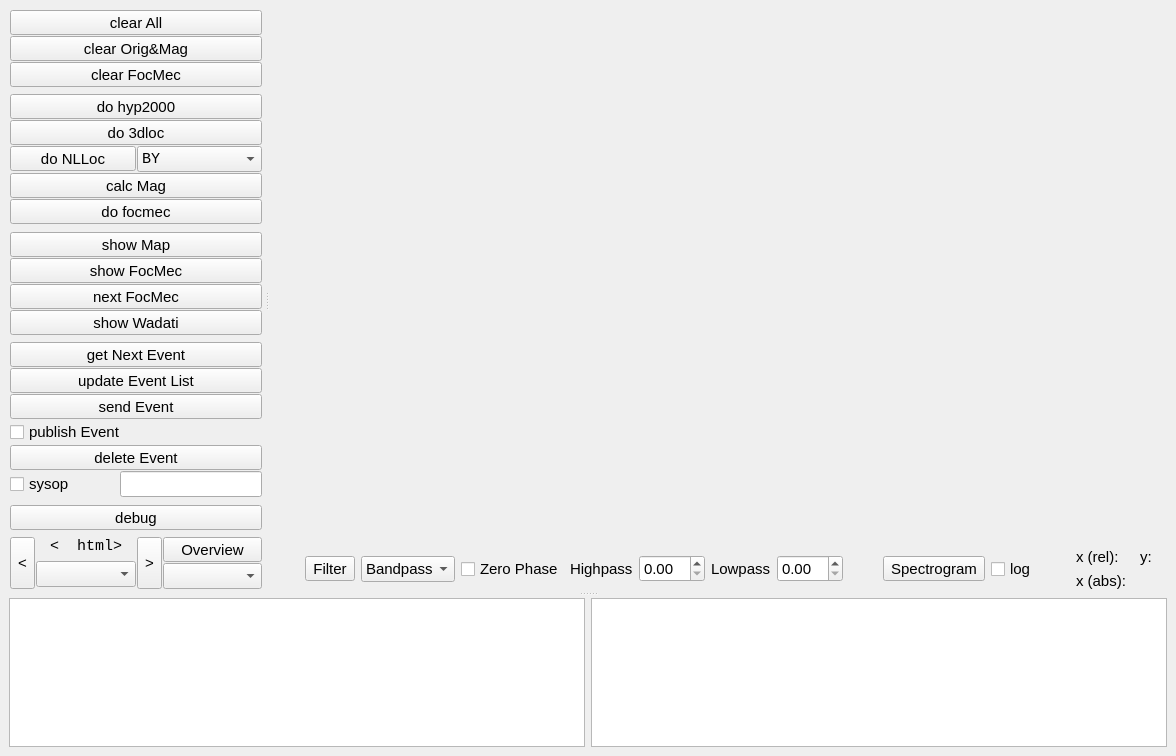
This is apps/obspyck/qt_designer.ui in megies/obspyck as Qt 5 draws it before an edit. The edited form follows.
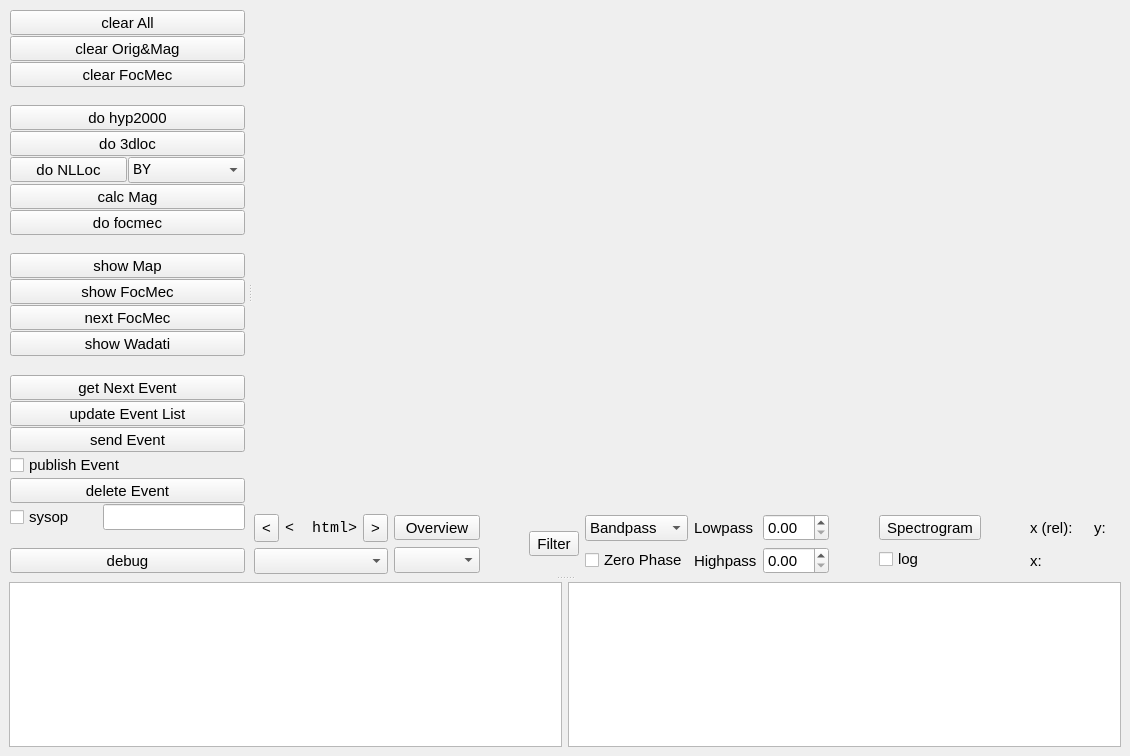
This is the edited form. Icons and pictures are not drawn. Custom widgets are drawn as their Qt base class.

The edit to the form file:
```diff
--- a/apps/obspyck/qt_designer.ui
+++ b/apps/obspyck/qt_designer.ui
@@ -5,7 +5,7 @@
    <rect>
     <x>0</x>
     <y>0</y>
-    <width>1176</width>
+    <width>1130</width>
     <height>756</height>
    </rect>
   </property>
@@ -529,40 +529,37 @@
              </item>
             </layout>
            </item>
+          </layout>
+         </widget>
+         <widget class="QWidget" name="qWidget_mpl" >
+          <layout class="QVBoxLayout" name="qVBoxLayout_mpl" >
            <item>
-            <spacer name="verticalSpacer" >
-             <property name="orientation" >
-              <enum>Qt::Vertical</enum>
+            <widget class="QMplCanvas" native="1" name="qMplCanvas" >
+             <property name="sizePolicy" >
+              <sizepolicy vsizetype="Expanding" hsizetype="Expanding" >
+               <horstretch>99</horstretch>
+               <verstretch>99</verstretch>
+              </sizepolicy>
              </property>
-             <property name="sizeHint" stdset="0" >
-              <size>
-               <width>20</width>
-               <height>40</height>
-              </size>
+             <property name="cursor" >
+              <cursorShape>CrossCursor</cursorShape>
              </property>
-            </spacer>
+             <property name="mouseTracking" >
+              <bool>true</bool>
+             </property>
+             <property name="focusPolicy" >
+              <enum>Qt::StrongFocus</enum>
+             </property>
+             <zorder>verticalLayoutWidget</zorder>
+            </widget>
            </item>
+           <item>
+            <layout class="QHBoxLayout" name="horizontalLayout_2" >
            <item>
             <layout class="QHBoxLayout" name="horizontalLayout_6" >
              <property name="sizeConstraint" >
               <enum>QLayout::SetMinimumSize</enum>
              </property>
-             <item>
-              <widget class="QToolButton" name="qToolButton_previousStream" >
-               <property name="sizePolicy" >
-                <sizepolicy vsizetype="Expanding" hsizetype="Maximum" >
-                 <horstretch>0</horstretch>
-                 <verstretch>0</verstretch>
-                </sizepolicy>
-               </property>
-               <property name="focusPolicy" >
-                <enum>Qt::NoFocus</enum>
-               </property>
-               <property name="text" >
-                <string>&lt;</string>
-               </property>
-              </widget>
-             </item>
              <item>
               <layout class="QVBoxLayout" name="VerticalLayout" >
                <property name="spacing" >
@@ -575,6 +572,24 @@
                 <number>0</number>
                </property>
                <item>
+                  <layout class="QHBoxLayout" name="horizontalLayout_13" >
+                   <item>
+                    <widget class="QToolButton" name="qToolButton_previousStream" >
+                     <property name="sizePolicy" >
+                      <sizepolicy vsizetype="Expanding" hsizetype="Maximum" >
+                       <horstretch>0</horstretch>
+                       <verstretch>0</verstretch>
+                      </sizepolicy>
+                     </property>
+                     <property name="focusPolicy" >
+                      <enum>Qt::NoFocus</enum>
+                     </property>
+                     <property name="text" >
+                      <string>&lt;</string>
+                     </property>
+                    </widget>
+                   </item>
+                   <item>
                 <widget class="QLabel" name="qLabel_streamNumber" >
                  <property name="sizePolicy" >
                   <sizepolicy vsizetype="Fixed" hsizetype="Preferred" >
@@ -603,29 +618,6 @@
                 </widget>
                </item>
                <item>
-                <widget class="QComboBox" name="qComboBox_streamName" >
-                 <property name="sizePolicy" >
-                  <sizepolicy vsizetype="Fixed" hsizetype="Preferred" >
-                   <horstretch>0</horstretch>
-                   <verstretch>0</verstretch>
-                  </sizepolicy>
-                 </property>
-                 <property name="font" >
-                  <font>
-                   <family>Monospace</family>
-                  </font>
-                 </property>
-                 <property name="focusPolicy" >
-                  <enum>Qt::NoFocus</enum>
-                 </property>
-                 <property name="styleSheet" >
-                  <string notr="true" />
-                 </property>
-                </widget>
-               </item>
-              </layout>
-             </item>
-             <item>
               <widget class="QToolButton" name="qToolButton_nextStream" >
                <property name="sizePolicy" >
                 <sizepolicy vsizetype="Minimum" hsizetype="Maximum" >
@@ -641,6 +633,31 @@
                </property>
               </widget>
              </item>
+                  </layout>
+                 </item>
+                 <item>
+                  <widget class="QComboBox" name="qComboBox_streamName" >
+                   <property name="sizePolicy" >
+                    <sizepolicy vsizetype="Fixed" hsizetype="Preferred" >
+                     <horstretch>0</horstretch>
+                     <verstretch>0</verstretch>
+                    </sizepolicy>
+                   </property>
+                   <property name="font" >
+                    <font>
+                     <family>Monospace</family>
+                    </font>
+                   </property>
+                   <property name="focusPolicy" >
+                    <enum>Qt::NoFocus</enum>
+                   </property>
+                   <property name="styleSheet" >
+                    <string notr="true" />
+                   </property>
+                  </widget>
+                 </item>
+                </layout>
+               </item>
              <item>
               <layout class="QVBoxLayout" name="verticalLayout_3" >
                <item>
@@ -679,28 +696,6 @@
              </item>
             </layout>
            </item>
-          </layout>
-         </widget>
-         <widget class="QWidget" name="qWidget_mpl" >
-          <layout class="QVBoxLayout" name="qVBoxLayout_mpl" >
-           <item>
-            <widget class="QMplCanvas" native="1" name="qMplCanvas" >
-             <property name="sizePolicy" >
-              <sizepolicy vsizetype="Expanding" hsizetype="Expanding" >
-               <horstretch>99</horstretch>
-               <verstretch>99</verstretch>
-              </sizepolicy>
-             </property>
-             <property name="cursor" >
-              <cursorShape>CrossCursor</cursorShape>
-             </property>
-             <property name="focusPolicy" >
-              <enum>Qt::StrongFocus</enum>
-             </property>
-            </widget>
-           </item>
-           <item>
-            <layout class="QHBoxLayout" name="horizontalLayout_2" >
              <item>
               <spacer name="horizontalSpacer_2" >
                <property name="orientation" >
@@ -728,6 +723,10 @@
               </widget>
              </item>
              <item>
+              <layout class="QHBoxLayout" name="horizontalLayout_12" >
+               <item>
+                <layout class="QVBoxLayout" name="verticalLayout_6" >
+                 <item>
               <widget class="QComboBox" name="qComboBox_filterType" >
                <property name="focusPolicy" >
                 <enum>Qt::NoFocus</enum>
@@ -764,20 +763,12 @@
                </property>
               </widget>
              </item>
-             <item>
-              <widget class="QLabel" name="qLabel_highpass" >
-               <property name="text" >
-                <string>Highpass</string>
-               </property>
-              </widget>
+                </layout>
              </item>
              <item>
-              <widget class="QDoubleSpinBox" name="qDoubleSpinBox_highpass" >
-               <property name="focusPolicy" >
-                <enum>Qt::NoFocus</enum>
-               </property>
-              </widget>
-             </item>
+                <layout class="QVBoxLayout" name="verticalLayout_5" >
+                 <item>
+                  <layout class="QHBoxLayout" name="horizontalLayout_11" >
              <item>
               <widget class="QLabel" name="qLabel_lowpass" >
                <property name="text" >
@@ -792,6 +783,30 @@
                </property>
               </widget>
              </item>
+                  </layout>
+                 </item>
+                 <item>
+                  <layout class="QHBoxLayout" name="horizontalLayout_10" >
+                   <item>
+                    <widget class="QLabel" name="qLabel_highpass" >
+                     <property name="text" >
+                      <string>Highpass</string>
+                     </property>
+                    </widget>
+                   </item>
+                   <item>
+                    <widget class="QDoubleSpinBox" name="qDoubleSpinBox_highpass" >
+                     <property name="focusPolicy" >
+                      <enum>Qt::NoFocus</enum>
+                     </property>
+                    </widget>
+                   </item>
+                  </layout>
+                 </item>
+                </layout>
+               </item>
+              </layout>
+             </item>
              <item>
               <spacer name="horizontalSpacer_3" >
                <property name="orientation" >
@@ -806,6 +821,8 @@
               </spacer>
              </item>
              <item>
+              <layout class="QVBoxLayout" name="verticalLayout_7" >
+               <item>
               <widget class="QToolButton" name="qToolButton_spectrogram" >
                <property name="focusPolicy" >
                 <enum>Qt::NoFocus</enum>
@@ -828,6 +845,8 @@
                </property>
               </widget>
              </item>
+              </layout>
+             </item>
              <item>
               <spacer name="horizontalSpacer" >
                <property name="orientation" >
@@ -903,7 +922,7 @@
                  <item>
                   <widget class="QLabel" name="qLabel_x_abs" >
                    <property name="text" >
-                    <string>x (abs):</string>
+                    <string>x:</string>
                    </property>
                   </widget>
                  </item>
```
Left out of the diff: 4 changed lines with no effect on the pictures. Lines whose indentation alone changed are shown as unchanged.
